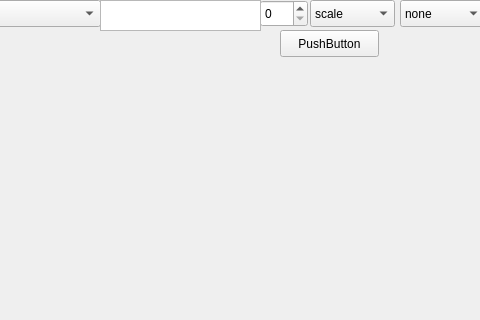
This is video_test/video_form.ui in vkurbatov/mcu_remake as Qt 5 draws it before an edit; both pictures show x 800 to 1280 and y 0 to 320 of the 1280 by 790 pixel window. The edited form follows.
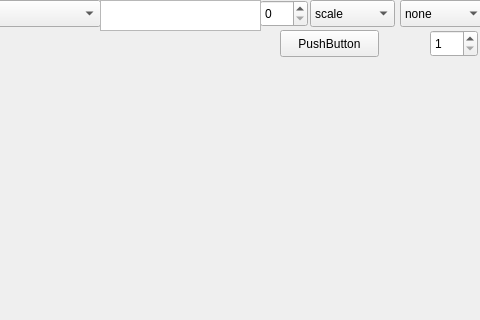
This is the edited form.

Commit message: video composer cpmplete

```diff
--- a/video_test/video_form.ui
+++ b/video_test/video_form.ui
@@ -301,6 +301,22 @@
      </rect>
     </property>
    </widget>
+   <widget class="QSpinBox" name="spMCU">
+    <property name="geometry">
+     <rect>
+      <x>1230</x>
+      <y>30</y>
+      <width>48</width>
+      <height>27</height>
+     </rect>
+    </property>
+    <property name="minimum">
+     <number>1</number>
+    </property>
+    <property name="maximum">
+     <number>20</number>
+    </property>
+   </widget>
   </widget>
   <widget class="QMenuBar" name="menubar">
    <property name="geometry">
```
The commit also changes 16 other files.
